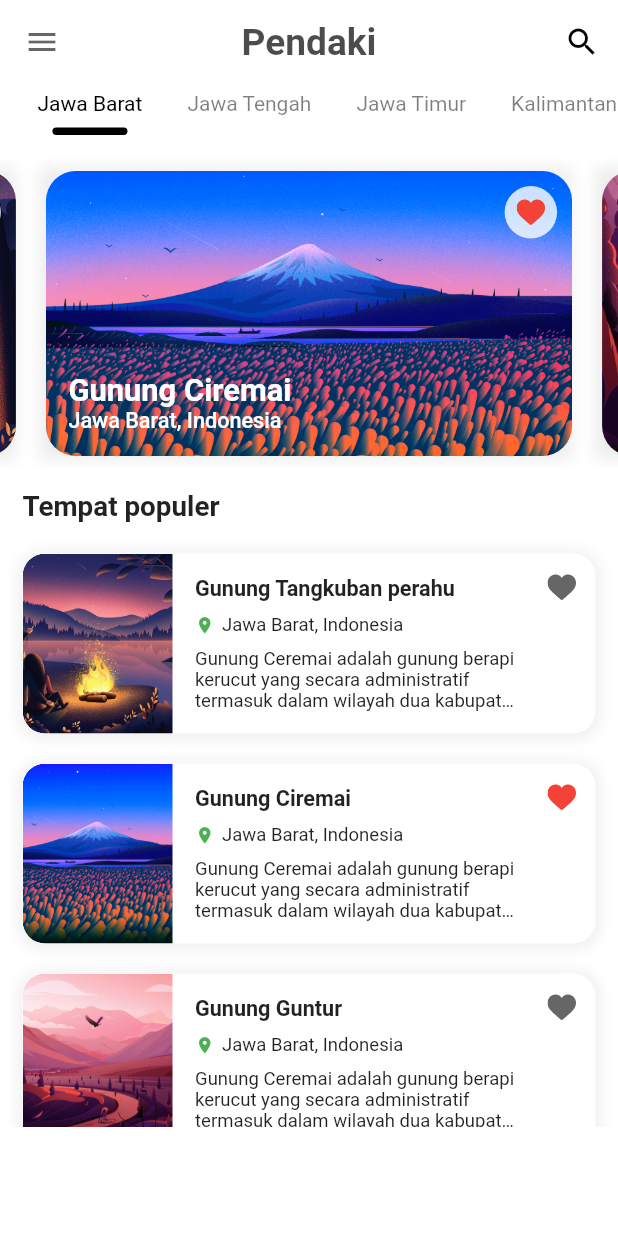
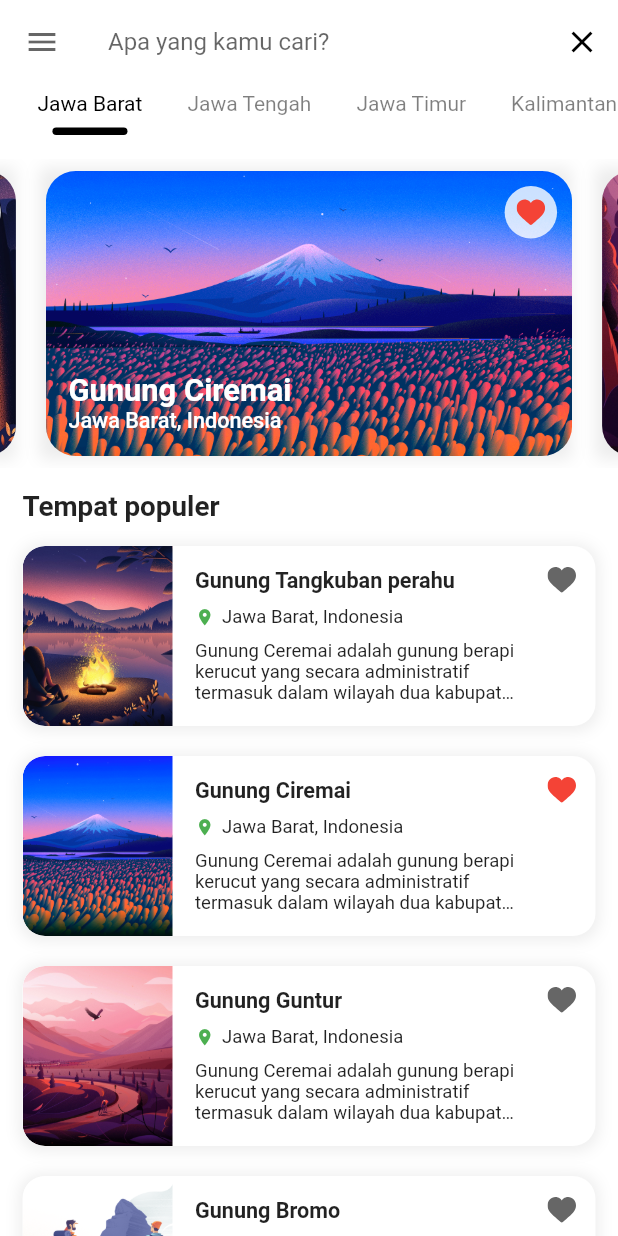
Before and after one commit to rismandev/flutterUI-Mountain, a Flutter app: the screen it shows after launch, after a tap on "Mulai sekarang!", after a tap on the "search" icon, on a phone screen of 412 x 824 dp. Run offline on Flutter 3.47's test engine with Material 2 defaults, Android fonts, the phone set to English and light mode, and no system bars; our stand-ins replace flutter_svg.

Commit message:
Add Widget for Welcome, Change Home & Detail Screen

```diff
--- a/lib/screens/detail.screen.dart
+++ b/lib/screens/detail.screen.dart
@@ -17,7 +17,11 @@ class _DetailScreenState extends State<DetailScreen> {
     Size size = MediaQuery.of(context).size;
     return Scaffold(
       backgroundColor: Colors.white,
-      body: Column(
+      body: SingleChildScrollView(
+        child: Container(
+          width: size.width,
+          height: size.height,
+          child: Column(
             children: <Widget>[
               HeaderDetail(
                 image: "assets/images/detail.png",
@@ -41,6 +45,8 @@ class _DetailScreenState extends State<DetailScreen> {
                 },
               )
             ],
+          ),
+        ),
       ),
     );
   }
--- a/lib/screens/home.screen.dart
+++ b/lib/screens/home.screen.dart
@@ -3,19 +3,38 @@ import 'package:mountain_app/widgets/home/popularlist.widget.dart';
 import 'package:mountain_app/widgets/home/provincelist.widget.dart';
 import 'package:mountain_app/widgets/home/recentlist.widget.dart';
 
-class HomeScreen extends StatelessWidget {
+class HomeScreen extends StatefulWidget {
+  @override
+  _HomeScreenState createState() => _HomeScreenState();
+}
+
+class _HomeScreenState extends State<HomeScreen> {
+  bool isSearch = false;
+
+  void clickSearch() {
+    setState(() {
+      isSearch = !this.isSearch;
+    });
+  }
+
   @override
   Widget build(BuildContext context) {
     Size size = MediaQuery.of(context).size;
     return Scaffold(
       backgroundColor: Colors.white,
       appBar: buildAppBar(size),
-      body: Column(
+      body: SingleChildScrollView(
+        child: Container(
+          width: size.width,
+          height: size.height,
+          child: Column(
             children: <Widget>[
               ProvinceList(),
               RecentList(),
               PopularList(),
             ],
+          ),
+        ),
       ),
     );
   }
@@ -32,7 +51,13 @@ class HomeScreen extends StatelessWidget {
         ),
         onPressed: () {},
       ),
-      title: Text(
+      title: Container(
+        child: this.isSearch
+            ? TextField(
+                decoration: InputDecoration(
+                    border: InputBorder.none, hintText: "Apa yang kamu cari?"),
+              )
+            : Text(
                 "Pendaki",
                 style: TextStyle(
                   fontSize: size.width * 0.06,
@@ -40,14 +65,15 @@ class HomeScreen extends StatelessWidget {
                   fontWeight: FontWeight.bold,
                 ),
               ),
+      ),
       centerTitle: true,
       actions: <Widget>[
         IconButton(
           alignment: Alignment.center,
           highlightColor: Colors.green.withOpacity(0.2),
-          onPressed: () {},
+          onPressed: this.clickSearch,
           icon: Icon(
-            Icons.search,
+            this.isSearch ? Icons.close : Icons.search,
             color: Colors.black,
           ),
         )
--- a/lib/screens/welcome.screen.dart
+++ b/lib/screens/welcome.screen.dart
@@ -1,6 +1,7 @@
 import 'package:flutter/material.dart';
 import 'package:mountain_app/screens/home.screen.dart';
 import 'package:mountain_app/widgets/buttons/gradient.button.dart';
+import 'package:mountain_app/widgets/welcome/content.widget.dart';
 import 'package:mountain_app/widgets/welcome/image.header.dart';
 
 class WelcomeScreen extends StatefulWidget {
@@ -20,7 +21,7 @@ class _WelcomeScreenState extends State<WelcomeScreen> {
           ImageHeader(
             imageSource: "assets/images/header.jpg",
           ),
-          buildTextContent(size),
+          ContentWelcome(),
           Padding(
             padding: const EdgeInsets.symmetric(horizontal: 20),
             child: GradientButton(
@@ -38,51 +39,4 @@ class _WelcomeScreenState extends State<WelcomeScreen> {
       ),
     );
   }
-
-  Container buildTextContent(Size size) {
-    return Container(
-      width: double.infinity,
-      padding: EdgeInsets.symmetric(horizontal: 20, vertical: 30),
-      child: Column(
-        crossAxisAlignment: CrossAxisAlignment.start,
-        children: <Widget>[
-          Text(
-            "Tips",
-            style: TextStyle(
-              color: Colors.black.withOpacity(0.5),
-              fontWeight: FontWeight.w400,
-              fontSize: size.width * 0.07,
-            ),
-          ),
-          SizedBox(height: 5),
-          Text(
-            "Pendakian",
-            style: TextStyle(
-              color: Colors.black.withOpacity(0.8),
-              fontWeight: FontWeight.bold,
-              fontSize: size.width * 0.07,
-            ),
-          ),
-          SizedBox(height: 25),
-          Text(
-            "Awali segala sesuatu dengan berdoa sesuai agama dan kepercayaan masing-masing.\nPersiapkan perlengkapan dan juga mental yang kuat! Jangan menjadi sok jagoan, bersikap sopan terhadap alam supaya terhindar dari bahaya.",
-            style: TextStyle(
-              color: Colors.black.withOpacity(0.8),
-              fontWeight: FontWeight.w300,
-              fontSize: size.width * 0.04,
-            ),
-          ),
-          SizedBox(height: 10),
-          Text(
-            "Cintai alam maka alam mencintai kita!",
-            style: TextStyle(
-              color: Colors.black.withOpacity(0.8),
-              fontWeight: FontWeight.w600,
-              fontSize: size.width * 0.04,
-            ),
-          ),
-        ],
-      ),
-    );
-  }
 }
--- a/lib/widgets/home/popularlist.widget.dart
+++ b/lib/widgets/home/popularlist.widget.dart
@@ -14,14 +14,12 @@ class _PopularListState extends State<PopularList> {
     Size size = MediaQuery.of(context).size;
     return Expanded(
       flex: 1,
-      child: Container(
-        width: double.infinity,
-        color: Colors.white,
       child: Column(
         crossAxisAlignment: CrossAxisAlignment.start,
+        mainAxisSize: MainAxisSize.max,
         children: <Widget>[
           Padding(
-              padding: EdgeInsets.only(left: 15, right: 15, top: 15),
+            padding: EdgeInsets.only(left: 15, right: 15, top: 15, bottom: 5),
             child: Text(
               "Tempat populer",
               style: TextStyle(
@@ -30,10 +28,8 @@ class _PopularListState extends State<PopularList> {
               ),
             ),
           ),
-            Container(
-              padding: EdgeInsets.symmetric(vertical: 10),
-              height: size.height / 2,
-              color: Colors.white,
+          Expanded(
+            flex: 1,
             child: ListView.builder(
               scrollDirection: Axis.vertical,
               itemCount: recents.length,
@@ -41,7 +37,6 @@ class _PopularListState extends State<PopularList> {
             ),
           ),
         ],
-        ),
       ),
     );
   }
--- /dev/null
+++ b/lib/widgets/welcome/content.widget.dart
@@ -0,0 +1,56 @@
+import 'package:flutter/material.dart';
+
+class ContentWelcome extends StatelessWidget {
+  const ContentWelcome({
+    Key key,
+  }) : super(key: key);
+
+  @override
+  Widget build(BuildContext context) {
+    Size size = MediaQuery.of(context).size;
+    return Container(
+      width: double.infinity,
+      padding: EdgeInsets.symmetric(horizontal: 20, vertical: 30),
+      child: Column(
+        crossAxisAlignment: CrossAxisAlignment.start,
+        children: <Widget>[
+          Text(
+            "Tips",
+            style: TextStyle(
+              color: Colors.black.withOpacity(0.5),
+              fontWeight: FontWeight.w400,
+              fontSize: size.width * 0.07,
+            ),
+          ),
+          SizedBox(height: 5),
+          Text(
+            "Pendakian",
+            style: TextStyle(
+              color: Colors.black.withOpacity(0.8),
+              fontWeight: FontWeight.bold,
+              fontSize: size.width * 0.07,
+            ),
+          ),
+          SizedBox(height: 25),
+          Text(
+            "Awali segala sesuatu dengan berdoa sesuai agama dan kepercayaan masing-masing.\nPersiapkan perlengkapan dan juga mental yang kuat! Jangan menjadi sok jagoan, bersikap sopan terhadap alam supaya terhindar dari bahaya.",
+            style: TextStyle(
+              color: Colors.black.withOpacity(0.8),
+              fontWeight: FontWeight.w300,
+              fontSize: size.width * 0.04,
+            ),
+          ),
+          SizedBox(height: 10),
+          Text(
+            "Cintai alam maka alam mencintai kita!",
+            style: TextStyle(
+              color: Colors.black.withOpacity(0.8),
+              fontWeight: FontWeight.w600,
+              fontSize: size.width * 0.04,
+            ),
+          ),
+        ],
+      ),
+    );
+  }
+}
```
Lines whose indentation alone changed are shown as unchanged.
